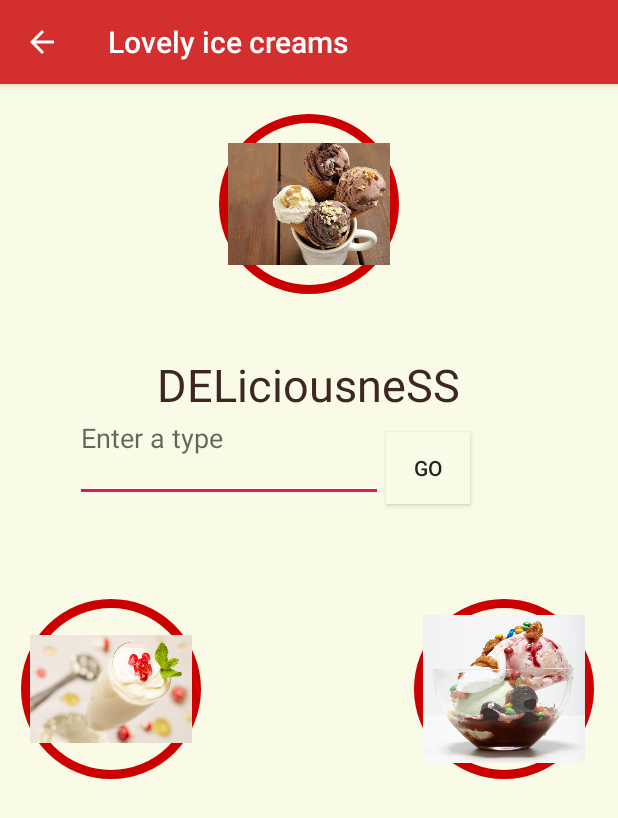
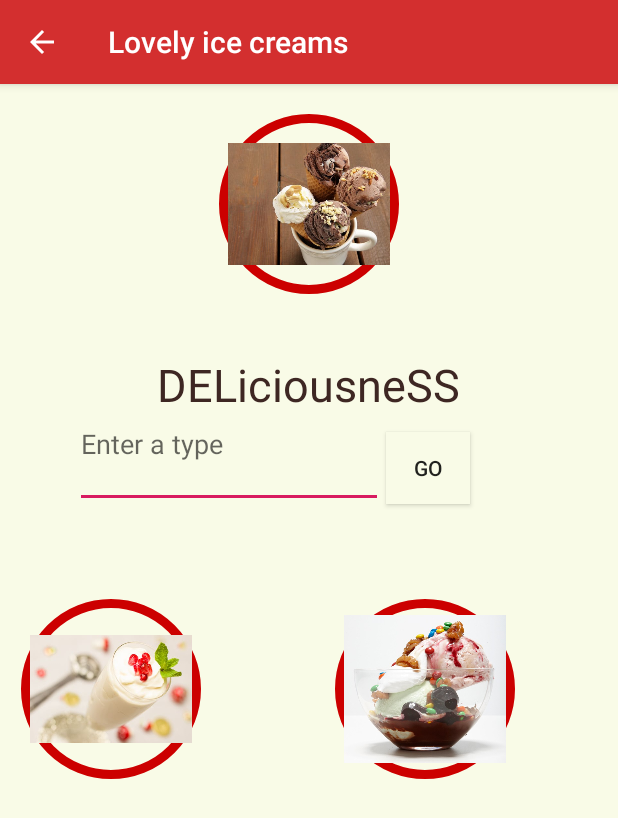
Before and after one commit to Omoyi/ice-cream1, an Android app: the icecreamGallery screen opened directly, with no data from a screen before it, on a phone screen of 412 x 824 dp. Shown: the top 818 px of the screen. Run offline under Robolectric (Android 15) with nearby library versions, the phone set to English and light mode, and no system bars; our stand-ins replace ButterKnife; Roboto replaces fonts that are not available here.

```diff
--- a/app/src/main/res/drawable/border_radius.xml
+++ b/app/src/main/res/drawable/border_radius.xml
@@ -4,7 +4,6 @@
     android:shape="rectangle" android:radius="900dp" >
     <corners android:radius="1000sp" />
     <solid android:color="@android:color/holo_red_dark" />
-    <stroke android:width="6dp"/>
 </shape>
 
 <!--<shape xmlns:android="http://schemas.android.com/apk/res/android" android:shape="rectangle">-->
--- a/app/src/main/res/layout/activity_icecream_gallery.xml
+++ b/app/src/main/res/layout/activity_icecream_gallery.xml
@@ -43,7 +43,7 @@
         android:layout_width="205dp"
         android:layout_height="85dp"
         android:layout_below="@id/position"
-        android:layout_marginTop="-27dp"
+        android:layout_marginTop="-23dp"
         android:layout_marginLeft="50dp"
         android:hint="Enter a type" />
 
@@ -63,7 +63,7 @@
         android:id="@+id/imageView3"
         android:layout_width="120dp"
         android:layout_height="120dp"
-        android:layout_marginLeft="142dp"
+        android:layout_marginLeft="89dp"
         android:layout_marginTop="343dp"
 
         android:layout_toRightOf="@+id/imageView4"
--- /dev/null
+++ b/settings.gradle
@@ -0,0 +1,2 @@
+include ':app'
+rootProject.name='ice-cream1'
```
Also changed, not shown: gradle.properties (added, +19 -0 lines), gradle/wrapper/gradle-wrapper.properties (added), 3 other files.
